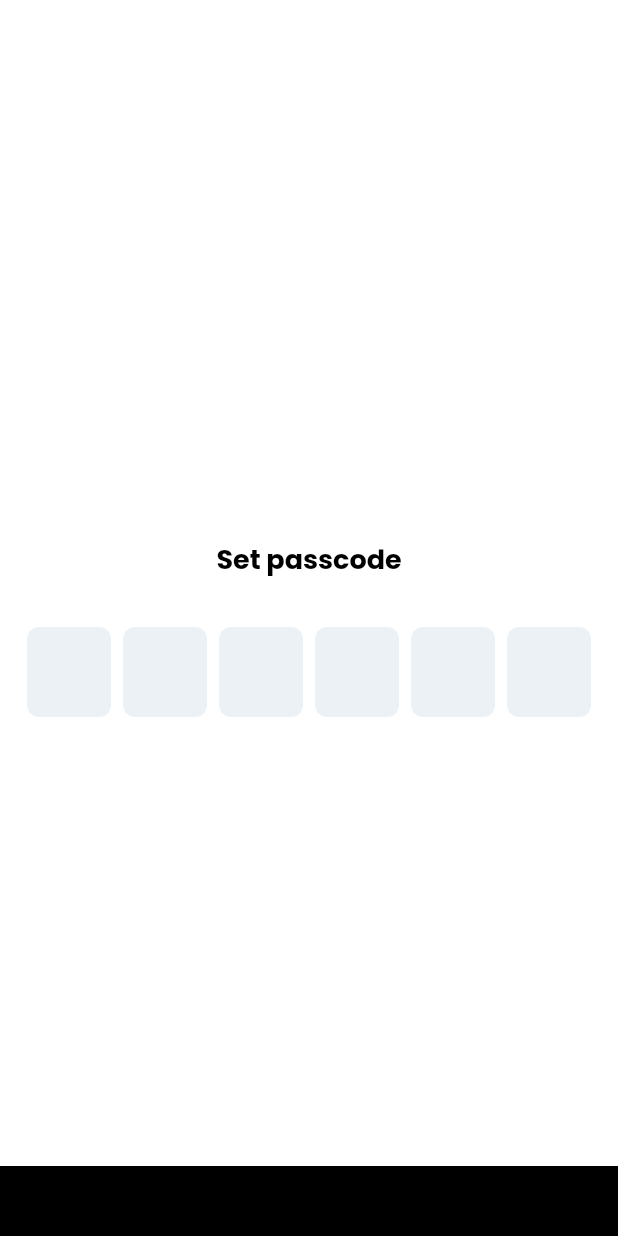
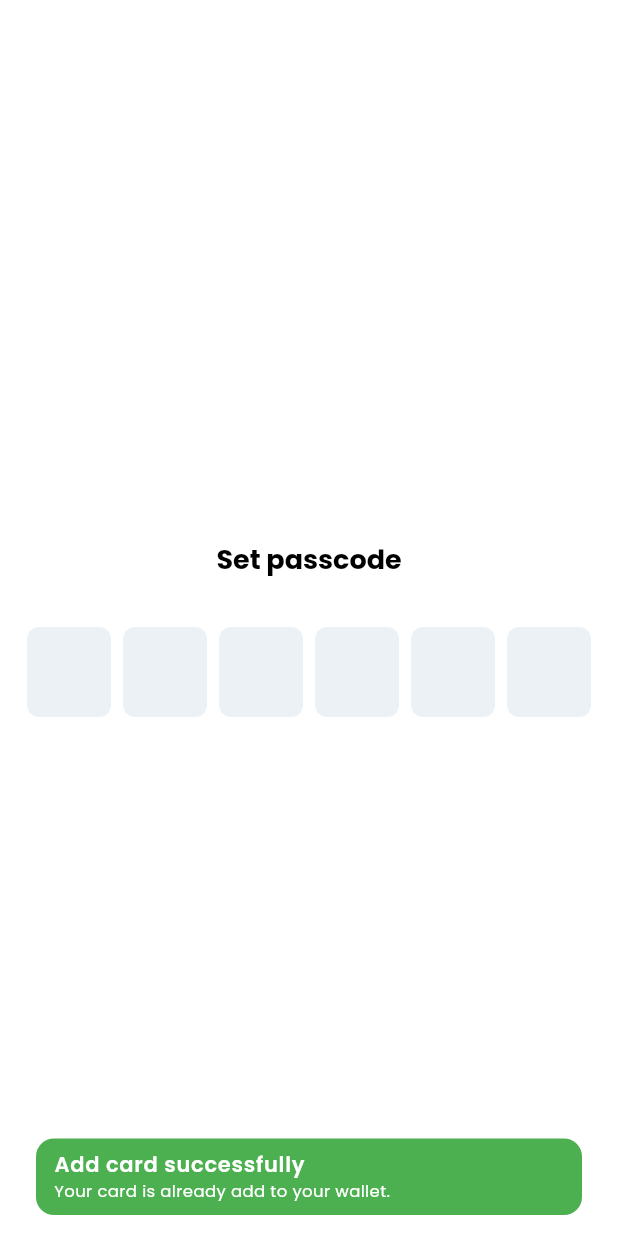
Before and after one commit to iawtk2302/Ecommerce-App, a Flutter app: the AddPaymentCardScreen screen opened by its route, after a tap on "Add card", on a phone screen of 412 x 824 dp. Run offline on Flutter 3.47's test engine with Material 2 defaults, Android fonts, the light colour scheme and no system bars; drawn by our look-alikes of pinput; our stand-ins replace audioplayers, bloc, cached_network_image, cloud_firestore, dio, equatable and 28 more; missing offline and left inert: credit_card_scanner, flutter_sound_record, qr_code_scanner, syncfusion_flutter_core, zego_uikit_prebuilt_call, zego_uikit_signaling_plugin; accounts and stored records are empty; generated files the repository leaves out were written again.

Commit message:
fix: error fetching ewallet transactions & restyle some element

```diff
--- a/lib/models/e_wallet_transaction.dart
+++ b/lib/models/e_wallet_transaction.dart
@@ -192,7 +192,7 @@
     String? productImageUrl,
     String? size,
     Color? color,
-    int? quantity,
+    // int? quantity,
     double? amount,
     double? promotionAmount,
     double? shippingFee,
--- a/lib/models/product.dart
+++ b/lib/models/product.dart
@@ -42,8 +42,8 @@
       averageRating: json['averageRating'].toDouble(),
       reviewCount: json['reviewCount'],
       imgUrl: json['imgUrl'],
-      soldCount: json['soldCount'],
-      stockCount: json['stockCount'],
+      soldCount: json['soldCount'] ?? 0,
+      stockCount: json['stockCount'] ?? 0,
       createdAt: json['createdAt'].toDate(),
     );
   }
--- a/lib/repositories/e_wallet_repository.dart
+++ b/lib/repositories/e_wallet_repository.dart
@@ -67,6 +67,11 @@
             .orderBy("createdTime", descending: true)
             .limit(10)
             .get();
+        snapshot.docs.forEach((element) {
+          print(
+              EWalletTransaction.fromMap(element.data() as Map<String, dynamic>)
+                  .toMap());
+        });
       } else {
         snapshot = await usersRef
             .doc(firebaseAuth.currentUser!.uid)
--- a/lib/screens/add_payment_card_screen/add_payment_card_screen.dart
+++ b/lib/screens/add_payment_card_screen/add_payment_card_screen.dart
@@ -146,7 +146,10 @@
           cardType: cardType,
         );
         if (!mounted) return;
-        Utils.showSnackBar(context: context, message: "Add card successfully");
+        Utils.showSnackBarSuccess(
+            context: context,
+            message: "Your card is already add to your wallet.",
+            title: "Add card successfully");
 
         final bool hasPasscode = await PasscodeUtils().hasPasscode();
         if (!hasPasscode) {
--- a/lib/screens/e_wallet_add_card_screen/e_wallet_add_card_screen.dart
+++ b/lib/screens/e_wallet_add_card_screen/e_wallet_add_card_screen.dart
@@ -149,7 +149,10 @@
           cardType: cardType,
         );
         if (!mounted) return;
-        Utils.showSnackBar(context: context, message: "Add card successfully");
+        Utils.showSnackBarSuccess(
+            context: context,
+            message: "Your card is already add to your wallet.",
+            title: "Add card successfully");
         context.read<EWalletCardsBloc>().add(LoadEWalletCards());
 
         // require adding a passcode, if there is no passcode
--- a/lib/screens/e_wallet_screen/widgets/transactions_history.dart
+++ b/lib/screens/e_wallet_screen/widgets/transactions_history.dart
@@ -27,8 +27,9 @@
                 }),
           );
         } else if (state is EWalletTransactionsError) {
-          return const Center(
-            child: Text("Something went wrong."),
+          return Center(
+            // child: Text("Something went wrong."),
+            child: Text(state.message),
           );
         }
         return const SizedBox();
--- a/lib/utils/utils.dart
+++ b/lib/utils/utils.dart
@@ -28,8 +28,9 @@
   static void showSnackBar(
       {required BuildContext context, required String message}) {
     ScaffoldMessenger.of(context).showSnackBar(SnackBar(
-        content:
-            Text(message, style: Theme.of(context).textTheme.labelMedium)));
+        content: Text(message,
+            style: Theme.of(context).textTheme.bodyMedium!.copyWith(
+                color: Theme.of(context).colorScheme.onPrimaryContainer))));
   }
 
   static void showSnackBarSuccess(
```
Also changed, not shown: lib/screens/e_wallet_cards_screen/e_wallet_cards_screen.dart (+6 -4 lines).
